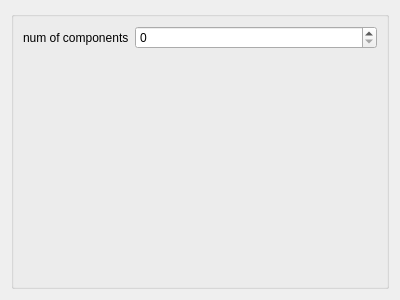
Before: the Qt Designer form ui/PLS.ui in tisaconundrum2/PySAT-GUI, drawn with Qt 5.
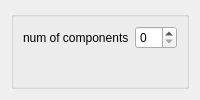
After: the same form once the commit is applied.

```diff
--- a/ui/PLS.ui
+++ b/ui/PLS.ui
@@ -2,14 +2,6 @@
 <ui version="4.0">
  <class>Form</class>
  <widget class="QWidget" name="Form">
-  <property name="geometry">
-   <rect>
-    <x>0</x>
-    <y>0</y>
-    <width>400</width>
-    <height>300</height>
-   </rect>
-  </property>
   <property name="sizePolicy">
    <sizepolicy hsizetype="Ignored" vsizetype="Ignored">
     <horstretch>0</horstretch>
```
